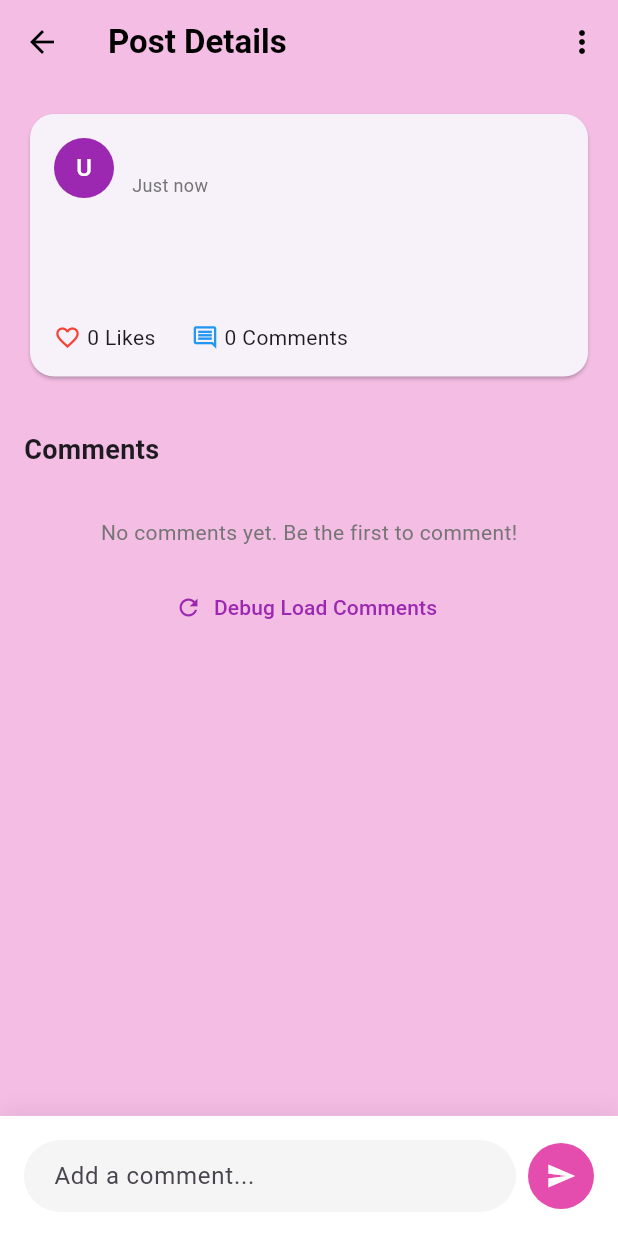
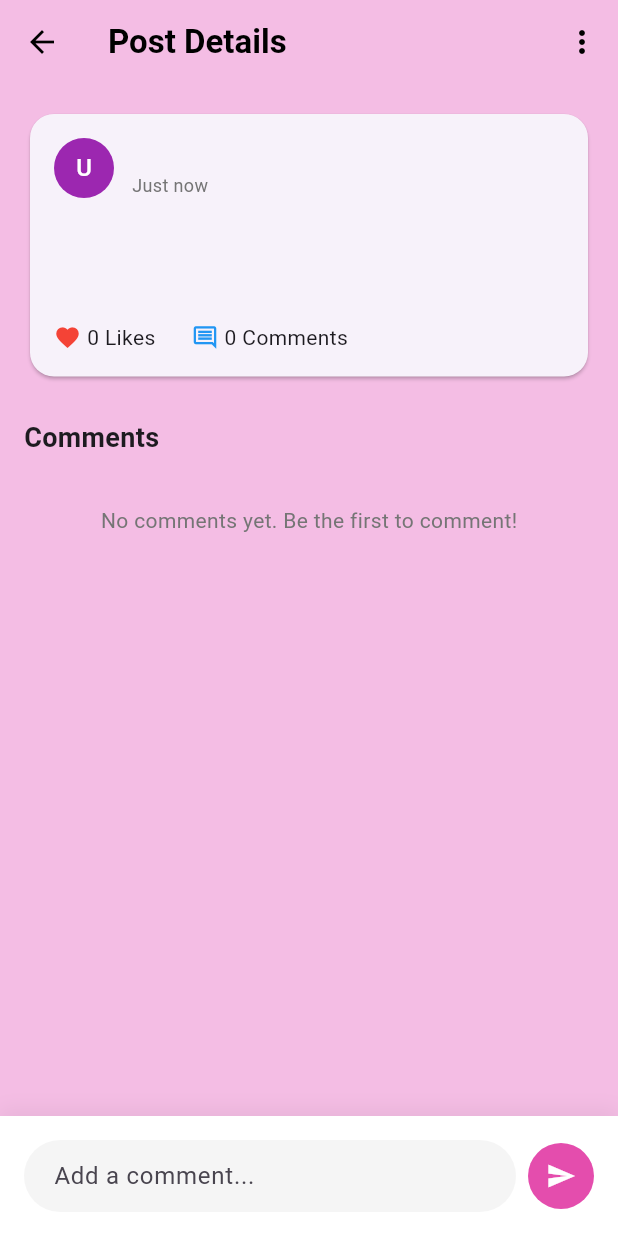
Before and after one commit to sakith71/AuraBloom, a Flutter app: the PostDetailScreen screen opened directly with empty values, after a tap on the "send" icon, on a phone screen of 412 x 824 dp. Run offline on Flutter 3.47's test engine with Material 3 defaults, Android fonts, the phone set to English and light mode, and no system bars; our stand-ins replace cloud_firestore, firebase_auth, firebase_core, firebase_storage, image_picker; accounts and stored records are empty; network calls fail.

Commit message:
Display real user email/name in community posts and comments
This commit fixes the issue where posts and comments were showing "User" instead of
the actual user email or display name.

```diff
--- a/frontend/lib/screens/community/post-detail-screen.dart
+++ b/frontend/lib/screens/community/post-detail-screen.dart
@@ -1,8 +1,9 @@
+// lib/screens/community/post-detail-screen.dart
+import 'package:flutter/foundation.dart';
 import 'package:flutter/material.dart';
 import 'package:frontend/models/comment.dart';
 import 'package:frontend/models/community-models.dart';
 import 'package:frontend/services/community-service.dart';
-import 'package:cloud_firestore/cloud_firestore.dart';
 
 class PostDetailScreen extends StatefulWidget {
   final CommunityPost post;
@@ -24,79 +25,45 @@
   @override
   void initState() {
     super.initState();
-    // Delay loading to ensure the widget is properly mounted
-    Future.delayed(Duration.zero, () {
-      if (mounted) {
     _loadComments();
     _checkIfUserLiked();
+
+    // Debug post data
+    if (kDebugMode) {
+      print('Post author name: ${widget.post.authorName}');
+      print('Post is anonymous: ${widget.post.isAnonymous}');
     }
-    });
   }
 
   Future<void> _loadComments() async {
-    if (!mounted) return;
-
     setState(() {
       _isLoading = true;
     });
 
     try {
-      print('Loading comments for post: ${widget.post.id}');
+      final comments = await _communityService.getCommentsForPost(
+        widget.post.id,
+      );
 
-      // Get comments directly from Firestore to bypass any caching issues
-      final snapshot = await FirebaseFirestore.instance
-          .collection('comments')
-          .where('postId', isEqualTo: widget.post.id)
-          .get();
+      // Debug comments data
+      if (kDebugMode && comments.isNotEmpty) {
+        print('First comment author: ${comments.first.authorName}');
+      }
 
-      print('Found ${snapshot.docs.length} comments');
-
-      if (!mounted) return;
-
-      final comments = snapshot.docs.map((doc) {
-        final data = doc.data();
-        data['id'] = doc.id;
-
-        try {
-          return Comment.fromMap(data);
-        } catch (e) {
-          print('Error parsing comment: $e');
-          return Comment(
-            id: doc.id,
-            postId: widget.post.id,
-            authorId: 'error',
-            authorName: 'Error loading',
-            createdAt: DateTime.now(),
-            content: 'Error loading comment',
-          );
-        }
-      }).toList();
-
-      // Sort manually
-      comments.sort((a, b) => a.createdAt.compareTo(b.createdAt));
-
+      if (mounted) {
         setState(() {
           _comments = comments;
           _isLoading = false;
         });
+      }
     } catch (e) {
-      print('Error loading comments: $e');
       if (mounted) {
         setState(() {
           _isLoading = false;
-          _comments = []; // Ensure we have an empty list rather than null
         });
-
-        ScaffoldMessenger.of(context).showSnackBar(
-          SnackBar(
-            content: Text('Failed to load comments: $e'),
-            duration: const Duration(seconds: 3),
-            action: SnackBarAction(
-              label: 'Retry',
-              onPressed: _loadComments,
-            ),
-          ),
-        );
+        ScaffoldMessenger.of(
+          context,
+        ).showSnackBar(SnackBar(content: Text('Failed to load comments: $e')));
       }
     }
   }
@@ -132,15 +99,34 @@
       return;
     }
 
+    // Get user display name with improved logic
+    String authorName;
+    bool isAnonymous =
+        false; // Set to true if you want anonymous comments as an option
+
+    if (isAnonymous) {
+      authorName = 'Anonymous';
+    } else {
+      // Use our robust getUserDisplayName method
+      authorName = _communityService.getUserDisplayName();
+
+      // Debug output of what name we're using
+      if (kDebugMode) {
+        print('Adding comment with author name: $authorName');
+        print('User display name: ${user.displayName}');
+        print('User email: ${user.email}');
+      }
+    }
+
     final newComment = Comment(
       id: '', // Will be updated by the service
       postId: widget.post.id,
       authorId: user.uid,
-      authorName: user.displayName ?? 'User',
+      authorName: authorName,
       authorAvatar: user.photoURL ?? '',
       createdAt: DateTime.now(),
       content: _commentController.text.trim(),
-      isAnonymous: false,
+      isAnonymous: isAnonymous,
     );
 
     try {
@@ -154,10 +140,6 @@
           widget.post.commentCount += 1;
         });
       }
-
-      ScaffoldMessenger.of(context).showSnackBar(
-        const SnackBar(content: Text('Comment added successfully')),
-      );
     } catch (e) {
       if (mounted) {
         ScaffoldMessenger.of(
@@ -224,76 +206,6 @@
     }
   }
 
-  // Helper debug method that can be called if problems persist
-  Future<void> _debugLoadComments() async {
-    setState(() {
-      _isLoading = true;
-    });
-
-    try {
-      // Step 1: Try to get the raw comments collection data
-      final commentsSnapshot = await FirebaseFirestore.instance
-          .collection('comments')
-          .get();
-
-      print('Debug: Total comments in database: ${commentsSnapshot.docs.length}');
-
-      // Step 2: Check if any comments match our post ID
-      final matchingComments = commentsSnapshot.docs
-          .where((doc) => (doc.data() as Map<String, dynamic>)['postId'] == widget.post.id)
-          .toList();
-
-      print('Debug: Comments matching this post: ${matchingComments.length}');
-
-      if (matchingComments.isNotEmpty) {
-        print('Debug: First matching comment: ${matchingComments.first.data()}');
-      }
-
-      // Step 3: Try the direct query
-      final directQuery = await FirebaseFirestore.instance
-          .collection('comments')
-          .where('postId', isEqualTo: widget.post.id)
-          .get();
-
-      print('Debug: Direct query results: ${directQuery.docs.length}');
-
-      // Continue with normal comment loading
-      final comments = directQuery.docs.map((doc) {
-        final data = doc.data() as Map<String, dynamic>;
-        data['id'] = doc.id;
-        return Comment.fromMap(data);
-      }).toList();
-
-      // Sort manually
-      comments.sort((a, b) => a.createdAt.compareTo(b.createdAt));
-
-      if (mounted) {
-        setState(() {
-          _comments = comments;
-          _isLoading = false;
-        });
-      }
-    } catch (e) {
-      print('Debug: Error fetching comments: $e');
-      if (mounted) {
-        setState(() {
-          _isLoading = false;
-          _comments = [];
-        });
-        ScaffoldMessenger.of(context).showSnackBar(
-          SnackBar(
-            content: Text('Error: $e'),
-            duration: const Duration(seconds: 5),
-            action: SnackBarAction(
-              label: 'Retry',
-              onPressed: _debugLoadComments,
-            ),
-          ),
-        );
-      }
-    }
-  }
-
   String _formatDate(DateTime date) {
     final now = DateTime.now();
     final difference = now.difference(date);
@@ -309,8 +221,26 @@
     }
   }
 
+  // Get initial for avatar
+  String _getInitial(String name) {
+    if (name.isEmpty) return 'U';
+
+    // If it's an email address, get the first letter before the @ symbol
+    if (name.contains('@')) {
+      return name.split('@')[0][0].toUpperCase();
+    }
+
+    // Otherwise get the first letter of the name
+    return name[0].toUpperCase();
+  }
+
   @override
   Widget build(BuildContext context) {
+    // Extra debugging for post author name
+    if (kDebugMode) {
+      print('Building PostDetailScreen with author: ${widget.post.authorName}');
+    }
+
     return Scaffold(
       backgroundColor: const Color.fromARGB(255, 244, 189, 228),
       appBar: AppBar(
@@ -412,14 +342,13 @@
                                 child: Text(
                                   widget.post.isAnonymous
                                       ? 'A'
-                                      : (widget.post.authorName.isNotEmpty
-                                          ? widget.post.authorName[0]
-                                          : 'U'),
+                                      : _getInitial(widget.post.authorName),
                                   style: const TextStyle(color: Colors.white),
                                 ),
                               ),
                               const SizedBox(width: 12),
-                              Column(
+                              Expanded(
+                                child: Column(
                                   crossAxisAlignment: CrossAxisAlignment.start,
                                   children: [
                                     Text(
@@ -430,6 +359,7 @@
                                         fontWeight: FontWeight.bold,
                                         fontSize: 16,
                                       ),
+                                      overflow: TextOverflow.ellipsis,
                                     ),
                                     Text(
                                       _formatDate(widget.post.createdAt),
@@ -439,6 +369,7 @@
                                       ),
                                     ),
                                   ],
+                                ),
                               ),
                             ],
                           ),
@@ -570,69 +501,30 @@
                   ),
 
                   const SizedBox(height: 24),
-
-                  // Comments section with improved UI
-                  Padding(
-                    padding: const EdgeInsets.symmetric(vertical: 8.0),
-                    child: Column(
-                      crossAxisAlignment: CrossAxisAlignment.start,
-                      children: [
-                        Row(
-                          mainAxisAlignment: MainAxisAlignment.spaceBetween,
-                          children: [
                   const Text(
                     'Comments',
                     style: TextStyle(fontSize: 18, fontWeight: FontWeight.bold),
                   ),
-                            if (_isLoading)
-                              SizedBox(
-                                width: 20,
-                                height: 20,
-                                child: CircularProgressIndicator(
-                                  strokeWidth: 2,
-                                  color: Colors.purple,
-                                ),
-                              ),
-                          ],
-                        ),
                   const SizedBox(height: 8),
+
+                  // Comments section
                   _isLoading
-                            ? const Center(
-                                child: Padding(
-                                  padding: EdgeInsets.all(20.0),
-                                  child: Text('Loading comments...'),
-                                ),
-                              )
+                      ? const Center(child: CircularProgressIndicator())
                       : _comments.isEmpty
                       ? Center(
                         child: Padding(
                           padding: const EdgeInsets.all(24),
-                                      child: Column(
-                                        children: [
-                                          Text(
+                          child: Text(
                             'No comments yet. Be the first to comment!',
                             style: TextStyle(color: Colors.grey[600]),
-                                          ),
-                                          const SizedBox(height: 16),
-                                          TextButton.icon(
-                                            onPressed: _debugLoadComments,
-                                            icon: const Icon(Icons.refresh),
-                                            label: const Text('Debug Load Comments'),
-                                            style: TextButton.styleFrom(
-                                              foregroundColor: Colors.purple,
-                                            ),
-                                          ),
-                                        ],
                           ),
                         ),
                       )
                       : Column(
-                                    children: _comments
+                        children:
+                            _comments
                                 .map((comment) => _buildCommentCard(comment))
                                 .toList(),
-                                  ),
-                      ],
-                    ),
                       ),
                 ],
               ),
@@ -698,6 +590,11 @@
   }
 
   Widget _buildCommentCard(Comment comment) {
+    // Debug comment data
+    if (kDebugMode) {
+      print('Building comment card with author: ${comment.authorName}');
+    }
+
     return Card(
       margin: const EdgeInsets.only(bottom: 12),
       shape: RoundedRectangleBorder(borderRadius: BorderRadius.circular(12)),
@@ -712,12 +609,13 @@
                   backgroundColor: Colors.purple[200],
                   radius: 16,
                   child: Text(
-                    comment.authorName.isNotEmpty ? comment.authorName[0] : 'U',
+                    comment.isAnonymous ? 'A' : _getInitial(comment.authorName),
                     style: const TextStyle(color: Colors.white, fontSize: 12),
                   ),
                 ),
                 const SizedBox(width: 8),
-                Column(
+                Expanded(
+                  child: Column(
                     crossAxisAlignment: CrossAxisAlignment.start,
                     children: [
                       Text(
@@ -726,6 +624,7 @@
                           fontWeight: FontWeight.bold,
                           fontSize: 14,
                         ),
+                        overflow: TextOverflow.ellipsis,
                       ),
                       Text(
                         _formatDate(comment.createdAt),
@@ -733,7 +632,7 @@
                       ),
                     ],
                   ),
-                const Spacer(),
+                ),
                 // Delete option if user is the author
                 if (_communityService.currentUser?.uid == comment.authorId)
                   GestureDetector(
```
Also changed, not shown: frontend/lib/services/community-service.dart (+204 -202 lines). Lines whose indentation alone changed are shown as unchanged.
